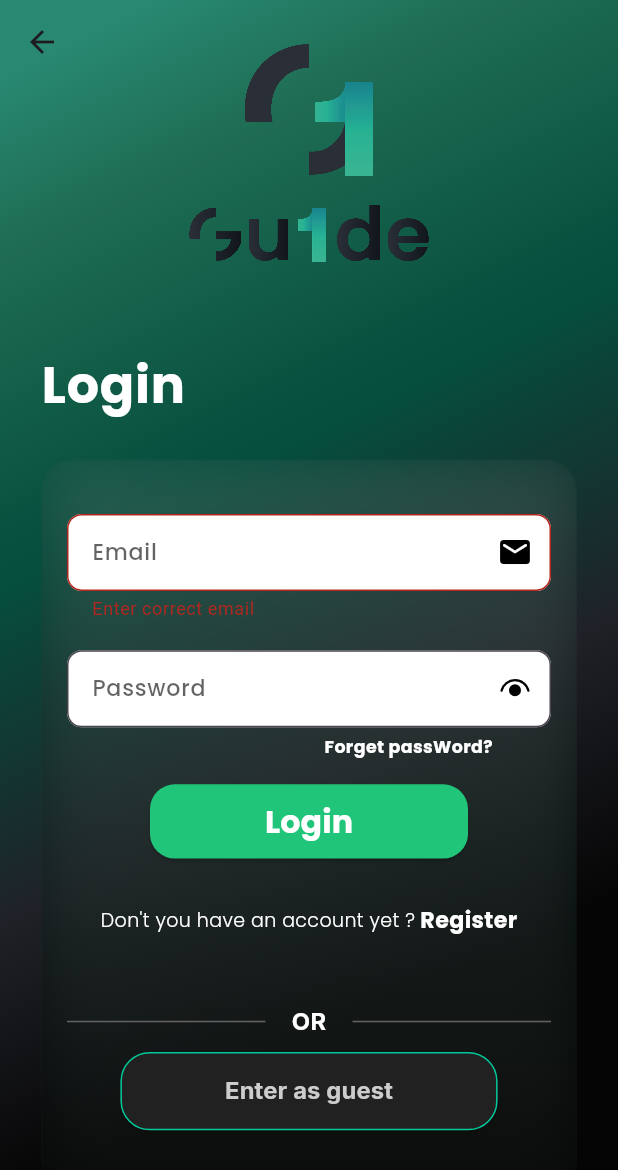
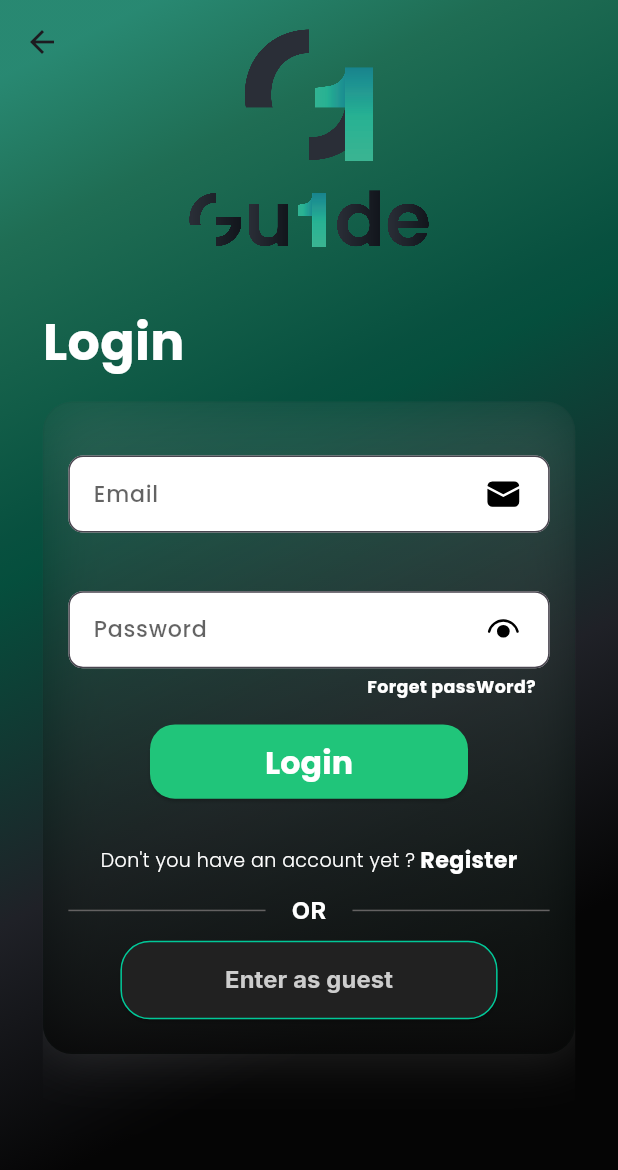
Before and after one commit to lahcenbcf/flutter2cpiApp, a Flutter app: the Login screen opened by its route, after a tap on "Login", on a phone screen of 412 x 824 dp. Shown: the top 1170 px of the screen. Run offline on Flutter 3.47's test engine with Material 2 defaults, Android fonts, the phone set to English and light mode, and no system bars; our stand-ins replace dropdown_button2, fluentui_system_icons, flutter_screenutil, google_fonts, gradient_borders, shared_preferences; accounts and stored records are empty.

Commit message:
push final version of our app

```diff
--- a/lib/pages/Login_page/components/guest_box_view.dart
+++ b/lib/pages/Login_page/components/guest_box_view.dart
@@ -44,12 +44,9 @@ class _GuestBox extends State<GuestBox> {
       child: SingleChildScrollView(
         child: Column(
           children: [
-            Padding(
-              padding: const EdgeInsets.symmetric(horizontal: 15.0).w,
-              child: Material(
+            Material(
               color: Colors.transparent,
               child: Form(
-                  key: forme,
                 autovalidateMode: AutovalidateMode.onUserInteraction,
                 child: TextFormField(
                   controller: state.fullNameController,
@@ -60,6 +57,7 @@ class _GuestBox extends State<GuestBox> {
                     cursorColor: Colors.black,
 
                   decoration: InputDecoration(
+                    contentPadding: EdgeInsets.only(left: 12.w, top: 14.h, bottom: 14.h),
                     fillColor: const Color.fromRGBO(239, 238, 238, 1),
                     filled: true,
                     border: OutlineInputBorder(
@@ -82,7 +80,7 @@ class _GuestBox extends State<GuestBox> {
                   ),
                 ),
               ),
-            ),
+
             SizedBox(height: 20.0.h),
             ElevatedButton(
               onPressed: () async{
--- a/lib/pages/Login_page/login.dart
+++ b/lib/pages/Login_page/login.dart
@@ -17,19 +17,21 @@ const  Login({super.key});
   State<Login> createState() => _LoginState();
 }
 class _LoginState extends State<Login> {
-  final GlobalKey<FormState> formState = GlobalKey<FormState>();
+  final GlobalKey<FormState> forme = GlobalKey<FormState>();
 
 
   @override
   Widget build(BuildContext context) {
     final state=Provider.of<View>(context,listen: false);
+    final size = MediaQuery.of(context).size;
+    final iconSize = ((size.height / 844) + (size.width / 390)) / 2;
     return SafeArea(
       child: Scaffold(
         extendBodyBehindAppBar: true,
         appBar: AppBar(backgroundColor: Colors.transparent),
         body: Container(
-            height: 844.h,
-            width: 390.w, //the heigh of the frame
+            height: MediaQuery.of(context).size.height,
+            width: MediaQuery.of(context).size.width,//the heigh of the frame
             decoration: const BoxDecoration(
                 gradient: LinearGradient(
               colors: [
@@ -51,7 +53,7 @@ class _LoginState extends State<Login> {
                     crossAxisAlignment: CrossAxisAlignment.center,
                     children: [
                       SizedBox(
-                        height: 30.h,
+                        height: 20.h,
                       ),
                       SizedBox(
                         height: 90.h,
@@ -72,9 +74,13 @@ class _LoginState extends State<Login> {
                           filterQuality: FilterQuality.high,
                         ),
                       ),
-                      SizedBox(height: 50.h, width: 20.w),
-                      ListTile(
-                        title: Text(
+                      SizedBox(height: 40.h),
+                      // ListTile(
+                      Padding(
+                        padding: EdgeInsets.only(left: 16.w),
+                        child: SizedBox(
+                          width: MediaQuery.of(context).size.width,
+                          child: Text(
                             'Login',
                             style: GoogleFonts.poppins(
                                 fontSize: 32.sp,
@@ -82,16 +88,17 @@ class _LoginState extends State<Login> {
                                 color: Colors.white),
                           ),
                         ),
+                      ),
+                      //),
                       Padding(
-                        padding: const EdgeInsets.only(
-                            bottom: 57, right: 16, left: 16, top: 16),
+                        padding: EdgeInsets.only(
+                            bottom: 57.h, right: 16.w, left: 16.w, top: 16.h),
                         child: Form(
-                          key: formState,
                           child: FrostedGlassBox(
                             width: 358.0.w,
                             height: 500.h,
                             child: Container(
-
+                              key: forme,
                               child: Column(
                                 mainAxisAlignment: MainAxisAlignment.start,
                                 children: [
@@ -116,9 +123,13 @@ class _LoginState extends State<Login> {
                                           cursorColor:
                                               const Color.fromRGBO(0, 0, 0, 1),
                                           decoration: InputDecoration(
-                                            suffixIcon: const Icon(
-                                              Icons.email_rounded,
+                                            suffixIcon: Padding(
+                                              padding:  EdgeInsets.only(right: 13.w),
+                                              child: Icon(
+                                                FluentIcons.mail_24_filled,
+                                                size: 25 * iconSize,
                                                 color: Colors.black,
+                                              ),
                                             ),
                                             filled: true,
                                             fillColor: Colors.white,
@@ -144,9 +155,9 @@ class _LoginState extends State<Login> {
                                           ),
                                         ),
                                         SizedBox(height: 20.h),
+                                        SizedBox(height: 20.h),
                                         TextFormField(
                                           enabled: true,
-                                          controller: state.password_controller,
                                           keyboardType: TextInputType.text,
                                           textInputAction: TextInputAction.done,
                                           obscureText: val.eyeoff,
@@ -162,14 +173,22 @@ class _LoginState extends State<Login> {
                                             suffixIcon: InkWell(
                                               onTap: () => val.switchState(),
                                               child: val.eyeoff
-                                                  ? const Icon(
-                                                      FluentIcons.eye_16_filled,
+                                                  ? Padding(
+                                                    padding:  EdgeInsets.only(right: 13.w),
+                                                    child: Icon(
+                                                        FluentIcons.eye_24_filled,
+                                                        size: 25 * iconSize,
                                                         color: Colors.black,
+                                                      ),
                                                   )
-                                                  : const Icon(
+                                                  : Padding(
+                                                    padding:  EdgeInsets.only(right: 13.w),
+                                                    child: Icon(
                                                         FluentIcons
-                                                          .eye_off_16_filled,
+                                                            .eye_off_24_filled,
+                                                        size: 25 * iconSize,
                                                         color: Colors.black,
+                                                      ),
                                                   ),
                                             ),
                                             filled: true,
@@ -198,12 +217,15 @@ class _LoginState extends State<Login> {
                                       ],
                                     ),
                                   ),
+
+
+
                                     Padding(
-                                    padding: const EdgeInsets.only(
-                                        left: 140.0,
-                                        top: 5.0,
-                                        right: 7,
-                                        bottom: 16),
+                                    padding: EdgeInsets.only(
+                                        left: 180.0.w,
+                                        top: 5.0.h,
+                                       // right: 7.w,
+                                        bottom: 16.h),
                                     child: InkWell(
                                       onTap: () {
                                         Navigator.pushNamed(context,"forgotPassword");
@@ -218,6 +240,7 @@ class _LoginState extends State<Login> {
                                       ),
                                     ),
                                   ),
+
                                   ElevatedButton(
                                       style: ElevatedButton.styleFrom(
                                         foregroundColor: Colors.white,
@@ -232,14 +255,15 @@ class _LoginState extends State<Login> {
                                               BorderRadius.circular(17.r),
                                         ),
                                       ),
-                                      onPressed:()async {
+                                      onPressed: ()async {
 
-                                        if(formState.currentState != null){
-                                          if(formState.currentState!.validate()){
+                                        if(forme.currentState != null){
+                                          if(forme.currentState!.validate()){
 
                                             await state.loginUser(UserModal(email: state.email_controler.text, password:state.password_controller.text));
                                             if(state.isLogged){
                                               // redirection vers home page
+                                              // ignore: use_build_context_synchronously
                                               Navigator.pushNamed(context,"HomePage");
                                             }else{
                                               // ignore: use_build_context_synchronously
@@ -261,8 +285,7 @@ class _LoginState extends State<Login> {
                                           }
 
 
-                                        }
-                                      },
+                                        }},
                                       child: Text(
                                         'Login',
                                         style: GoogleFonts.poppins(
@@ -271,6 +294,7 @@ class _LoginState extends State<Login> {
                                         ),
                                       )),
                                   SizedBox(height: 31.h),
+
                                   Row(
                                     mainAxisAlignment: MainAxisAlignment.center,
                                     children: [
@@ -296,7 +320,7 @@ class _LoginState extends State<Login> {
                                     ],
                                   ),
                                   SizedBox(
-                                    height: 47.h,
+                                    height: 12.h,
                                   ),
                                   Row(
                                     mainAxisAlignment: MainAxisAlignment.center,
@@ -369,6 +393,7 @@ class _LoginState extends State<Login> {
                     ]),
               ),
               )),
+
       ),
     );
   }
@@ -381,6 +406,7 @@ fit:fill
 ],
 ),)*/
 class FrostedGlassBox extends StatelessWidget {
+
 final double width, height;
   final Widget child;
 
@@ -396,7 +422,6 @@ class FrostedGlassBox extends StatelessWidget {
       borderRadius: BorderRadius.circular(20.0),
       child: SizedBox(
         width: width,
-        height: height,
         child: Stack(
           children: [
             BackdropFilter(
```
Lines whose indentation alone changed are shown as unchanged.
